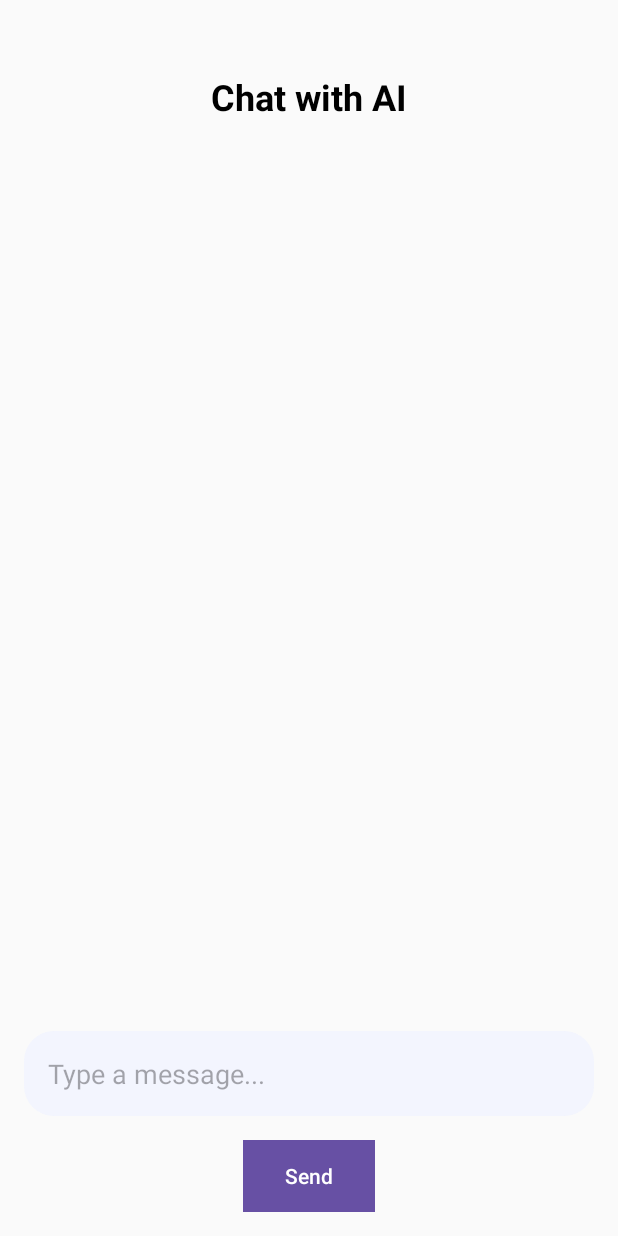
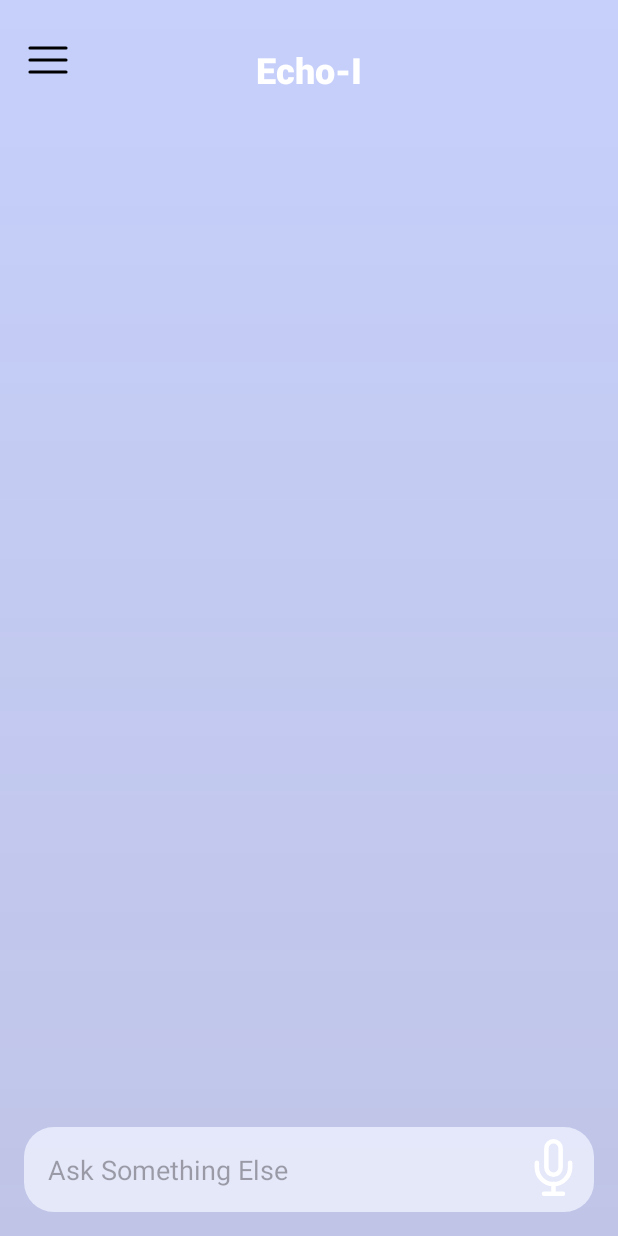
Before and after one commit to AbrarAli-SE/Echo-I, an Android app: the layout chat_interface.xml on its own in the app's theme, with its tools: preview values and no code run, on a phone screen of 412 x 824 dp. Run offline under Robolectric (Android 15) with nearby library versions, the phone set to English and light mode, and no system bars.

Commit message:
chating mesges creation

```diff
--- a/app/src/main/res/drawable/backgroundgradient.xml
+++ b/app/src/main/res/drawable/backgroundgradient.xml
@@ -2,8 +2,8 @@
 <shape
     xmlns:android="http://schemas.android.com/apk/res/android">
     <gradient
-        android:startColor="#DEA6BAFF"
-        android:endColor="#F3DFE4FE"
+        android:startColor="#DEBDCAFA"
+        android:endColor="#F3BDC2E6"
         android:angle="270"
         />
 </shape>
--- /dev/null
+++ b/app/src/main/res/drawable/sent_message_background.xml
@@ -0,0 +1,4 @@
+<?xml version="1.0" encoding="utf-8"?>
+<selector xmlns:android="http://schemas.android.com/apk/res/android">
+
+</selector>
--- a/app/src/main/res/layout/chat_interface.xml
+++ b/app/src/main/res/layout/chat_interface.xml
@@ -1,55 +1,73 @@
 <?xml version="1.0" encoding="utf-8"?>
-<LinearLayout xmlns:android="http://schemas.android.com/apk/res/android"
-    xmlns:app="http://schemas.android.com/tools"
+<RelativeLayout xmlns:android="http://schemas.android.com/apk/res/android"
     android:layout_width="match_parent"
     android:layout_height="match_parent"
-    xmlns:tools="http://schemas.android.com/apk/res-auto"
-    android:orientation="vertical"
-    android:padding="16dp"
-    android:background="#FAFAFA"
-    tools:context=".MainActivity"
-    app:ignore="NamespaceTypo">
+    android:background="@drawable/backgroundgradient"
+    android:padding="16dp">
+
+    <!-- Back Button -->
+    <ImageView
+        android:id="@+id/back_button"
+        android:layout_width="32dp"
+        android:layout_height="32dp"
+        android:layout_alignParentStart="true"
+        android:layout_marginTop="8dp"
+        android:src="@drawable/menu"
+        android:contentDescription="Back" />
 
     <!-- App Title -->
     <TextView
-        android:id="@+id/appTitle"
+        android:id="@+id/title_text"
         android:layout_width="wrap_content"
         android:layout_height="wrap_content"
-        android:text="Chat with AI"
+        android:layout_centerHorizontal="true"
+        android:layout_marginTop="14dp"
+        android:text="Echo-I"
+        android:textColor="#FFFFFF"
+        android:textStyle="bold"
         android:textSize="24sp"
-        android:textStyle="bold"
-        android:textColor="#000000"
-        android:layout_gravity="center"
-        android:layout_marginTop="32dp"/>
+        android:fontFamily="sans-serif-medium" />
 
-    <!-- RecyclerView for Chat Cards -->
+    <!-- Chat Recycler View -->
     <androidx.recyclerview.widget.RecyclerView
-        android:id="@+id/recyclerView"
+        android:id="@+id/chat_recycler_view"
         android:layout_width="match_parent"
         android:layout_height="0dp"
-        android:layout_weight="1"
-        android:layout_marginTop="16dp"/>
+        android:layout_above="@id/input_layout"
+        android:layout_below="@id/title_text"
+        android:layout_marginTop="16dp"
+        android:paddingBottom="8dp" />
 
-    <!-- Input Field for Chat Messages -->
-    <EditText
-        android:id="@+id/inputField"
+
+    <!-- Input Layout -->
+    <LinearLayout
+        android:id="@+id/input_layout"
         android:layout_width="match_parent"
         android:layout_height="wrap_content"
-        android:hint="Type a message..."
-        android:inputType="text"
-        android:padding="16dp"
-        android:layout_marginTop="16dp"
-        android:background="@drawable/manubackground"/>
+        android:layout_alignParentBottom="true"
+        android:orientation="horizontal"
+        android:background="@drawable/manubackground"
+        android:padding="8dp">
 
-    <!-- Button to Send Message -->
-    <Button
-        android:id="@+id/sendButton"
-        android:layout_width="wrap_content"
-        android:layout_height="wrap_content"
-        android:text="Send"
-        android:background="@color/black"
-        android:textColor="#FFFFFF"
-        android:layout_gravity="center"
-        android:layout_marginTop="16dp"/>
+        <EditText
+            android:id="@+id/input_message"
+            android:layout_width="0dp"
+            android:layout_height="wrap_content"
+            android:layout_weight="1"
+            android:hint="Ask Something Else"
+            android:background="@android:color/transparent"
+            android:textColor="@android:color/black"
+            android:padding="8dp"
+            android:inputType="text" />
 
-</LinearLayout>
+        <ImageButton
+            android:id="@+id/send_button"
+            android:layout_width="wrap_content"
+            android:layout_height="wrap_content"
+            android:layout_marginStart="8dp"
+            android:src="@drawable/mic"
+            android:backgroundTint="@color/black"
+            android:contentDescription="Send"
+            android:background="@android:color/transparent" />
+    </LinearLayout>
+</RelativeLayout>
```
Also changed, not shown: app/src/main/res/layout/chat_message_item.xml (+29 -10 lines), app/src/main/res/drawable/abraralipic.jpg (added).
